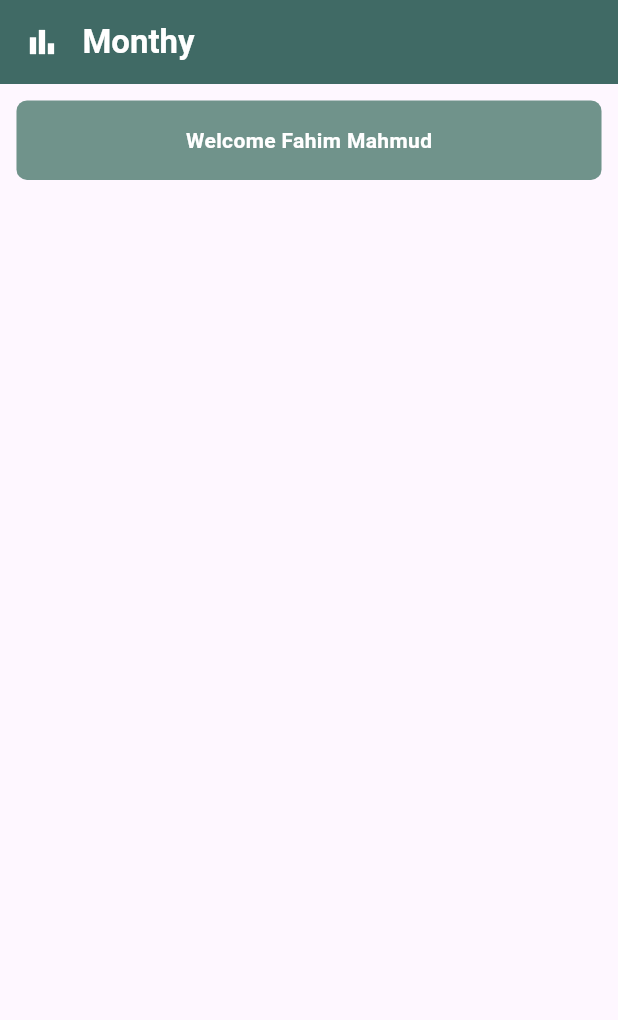
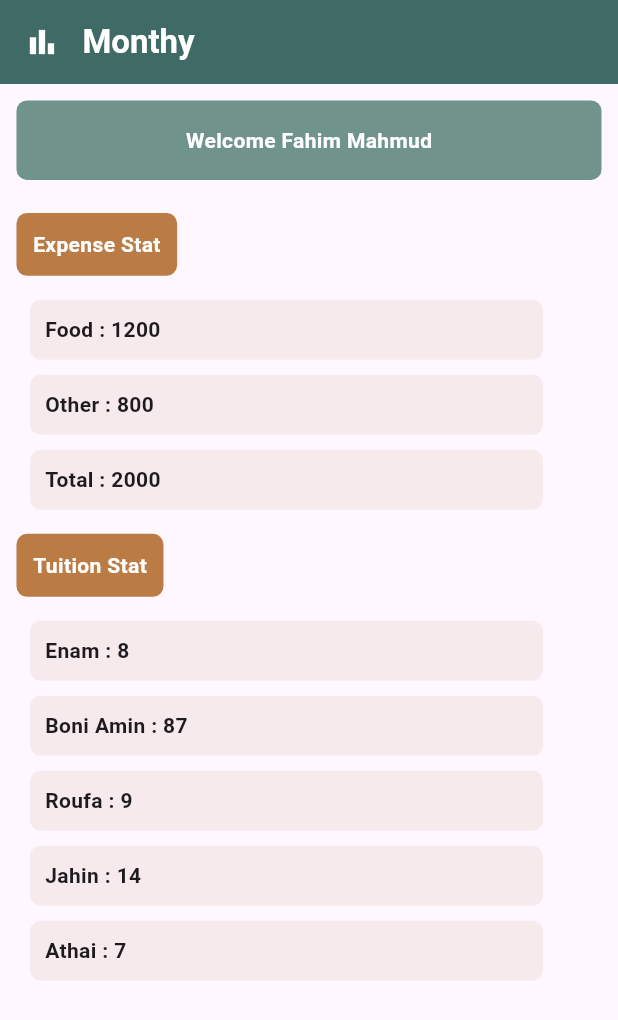
Before and after one commit to fahimmahmud618/Monthy, a Flutter app: the screen it shows after launch, on a phone screen of 412 x 824 dp. Shown: the top 1020 px of the screen. Run offline on Flutter 3.47's test engine with Material 3 defaults, Android fonts, the phone set to English and light mode, and no system bars.

Commit message:
home page

```diff
--- a/lib/pages/home_page.dart
+++ b/lib/pages/home_page.dart
@@ -3,6 +3,12 @@ import 'package:monthy/styles.dart';
 import 'package:monthy/widgets/container_with_margin_padding_text.dart';
 import 'package:monthy/widgets/name_title.dart';
 
+class StatData{
+  String title;
+  String data;
+
+  StatData(this.title, this.data);
+}
 class HomePage extends StatefulWidget {
   const HomePage({super.key});
 
@@ -11,14 +17,26 @@ class HomePage extends StatefulWidget {
 }
 
 class _HomePageState extends State<HomePage> {
+  late List<StatData> expenseStatData;
+  late List<StatData> tuitionStatData;
   late String username;
-
   void fetchData(){
     username = "Fahim Mahmud";
+    expenseStatData.add(new StatData("Food", "1200"));
+    expenseStatData.add(new StatData("Other", "800"));
+    expenseStatData.add(new StatData("Total", "2000"));
+
+    tuitionStatData.add(new StatData("Enam", "8"));
+    tuitionStatData.add(new StatData("Boni Amin", "87"));
+    tuitionStatData.add(new StatData("Roufa", "9"));
+    tuitionStatData.add(new StatData("Jahin", "14"));
+    tuitionStatData.add(new StatData("Athai", "7"));
   }
 
   @override
   void initState() {
+    expenseStatData = [];
+    tuitionStatData = [];
     fetchData();
     super.initState();
   }
@@ -29,10 +47,19 @@ class _HomePageState extends State<HomePage> {
         title: NameTitle(context),
         backgroundColor: appPrimaryColor,
       ),
-      body: Column(
-        children: [
-          ContainerWithMarginPaddingText(context, 10, 15, "Welcome $username"),
-        ],
+      body: SingleChildScrollView(
+        child: Column(
+          crossAxisAlignment: CrossAxisAlignment.start,
+          children: [
+            ContainerWithMarginPaddingText(context, 10, 15, "Welcome $username",true, appPrimaryColor2),
+            ContainerWithMarginPaddingText(context, 10,10, "Expense Stat", false, appPrimaryColor3),
+            for(StatData s in expenseStatData)
+              StatInfoShow(s.title, s.data),
+            ContainerWithMarginPaddingText(context, 10,10, "Tuition Stat", false, appPrimaryColor3),
+            for(StatData s in tuitionStatData)
+              StatInfoShow(s.title, s.data),
+          ],
+        ),
       ),
     ));
   }
--- a/lib/styles.dart
+++ b/lib/styles.dart
@@ -5,6 +5,7 @@ import 'package:flutter/material.dart';
 
 Color appPrimaryColor = Color(0xFF406a65);
 Color appPrimaryColor2 = Color(0xFF70938b);
+Color appPrimaryColor3 = Color(0xFFba7b45);
 
 double get_scale_factor(BuildContext context){
   double screenWidth = MediaQuery.of(context).size.width;
--- a/lib/widgets/container_with_margin_padding_text.dart
+++ b/lib/widgets/container_with_margin_padding_text.dart
@@ -2,9 +2,10 @@ import 'package:flutter/cupertino.dart';
 import 'package:flutter/material.dart';
 import 'package:monthy/styles.dart';
 
-Widget ContainerWithMarginPaddingText(BuildContext context, int margin, int padding, String text) {
+Widget ContainerWithMarginPaddingText(BuildContext context, int margin,
+    int padding, String text, bool isfullwidth, Color color) {
   return Container(
-    alignment: Alignment.center,
+    alignment: isfullwidth ? Alignment.center : null,
     margin: EdgeInsets.all(margin * get_scale_factor(context)),
     padding: EdgeInsets.all(padding * get_scale_factor(context)),
     child: Text(
@@ -14,7 +15,30 @@ Widget ContainerWithMarginPaddingText(BuildContext context, int margin, int padd
         color: Colors.white,
       ),
     ),
-    decoration: BoxDecoration(
-        color: appPrimaryColor2, borderRadius: BorderRadius.circular(7)),
+    decoration:
+        BoxDecoration(color: color, borderRadius: BorderRadius.circular(7)),
   );
 }
+
+Widget TextWithCustomColor(String text, Color color) {
+  return Text(
+    text,
+    style: TextStyle(
+      color: color,
+    ),
+  );
+}
+
+Widget StatInfoShow(String title, String data) {
+  return Container(
+    decoration:
+    BoxDecoration(color: appPrimaryColor3.withOpacity(0.1), borderRadius: BorderRadius.circular(7)),
+    alignment: Alignment.centerLeft,
+    margin: EdgeInsets.fromLTRB(20, 5, 50, 5),
+    padding: EdgeInsets.all(10),
+    child: Text(
+      "$title : $data",
+      style: TextStyle(fontWeight: FontWeight.bold),
+    ),
+  );
+}
```
